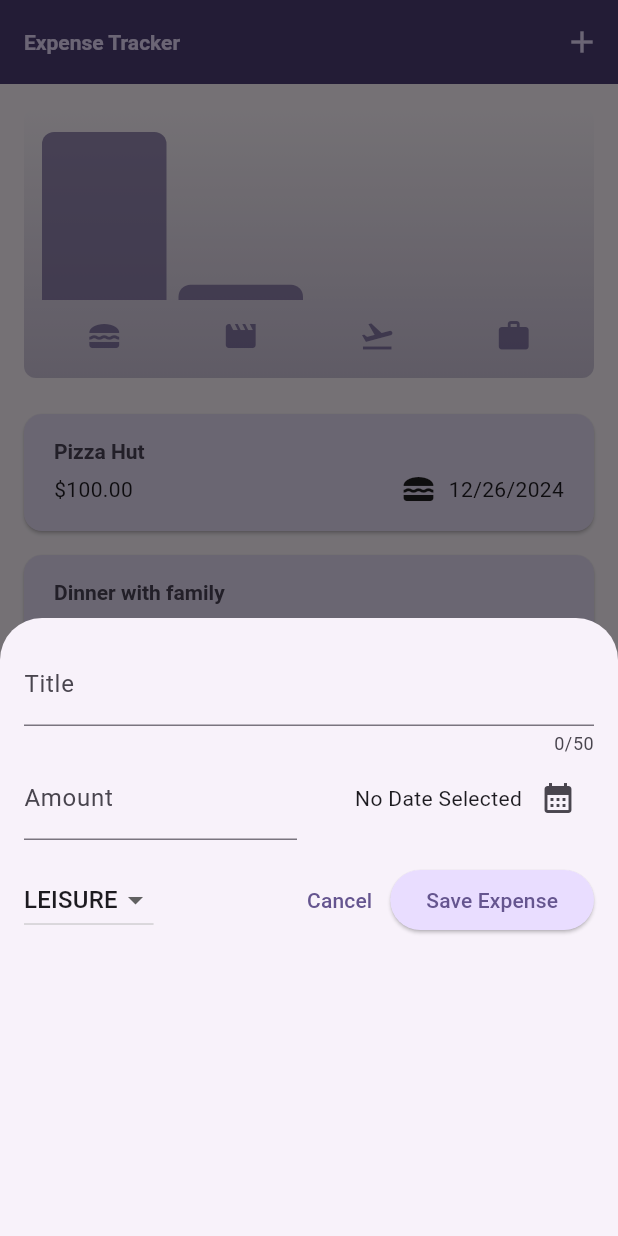
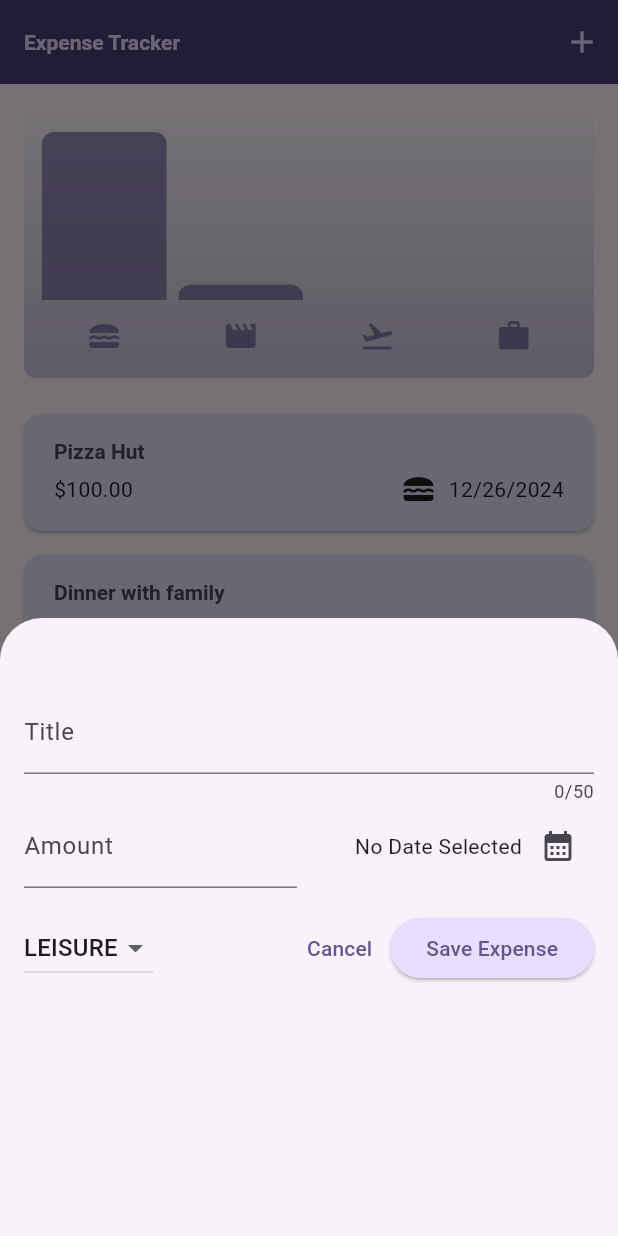
Before and after one commit to fahim25/expense_tracker, a Flutter app: the screen it shows after launch, after a tap on the "add" icon, on a phone screen of 412 x 824 dp. Run offline on Flutter 3.47's test engine with Material 3 defaults, Android fonts, the phone set to English and light mode, and no system bars.

Commit message:
minor responsive issue

```diff
--- a/lib/resourse/widget/new_expense.dart
+++ b/lib/resourse/widget/new_expense.dart
@@ -80,8 +80,11 @@ class _NewExpense extends State<NewExpense> {
 
   @override
   Widget build(BuildContext context) {
-    return Padding(
-      padding: const EdgeInsets.all(16),
+    final keyboardSpace = MediaQuery.of(context).viewInsets.bottom;
+    return SingleChildScrollView(
+      child: Padding(
+        // padding: const EdgeInsets.all(16),
+        padding: EdgeInsets.fromLTRB(16, 48, 16, keyboardSpace + 16),
         child: SingleChildScrollView(
           // Added to fix layout issue
           child: Column(
@@ -172,6 +175,7 @@ class _NewExpense extends State<NewExpense> {
             ],
           ),
         ),
+      ),
     );
   }
 }
```
Lines whose indentation alone changed are shown as unchanged.
